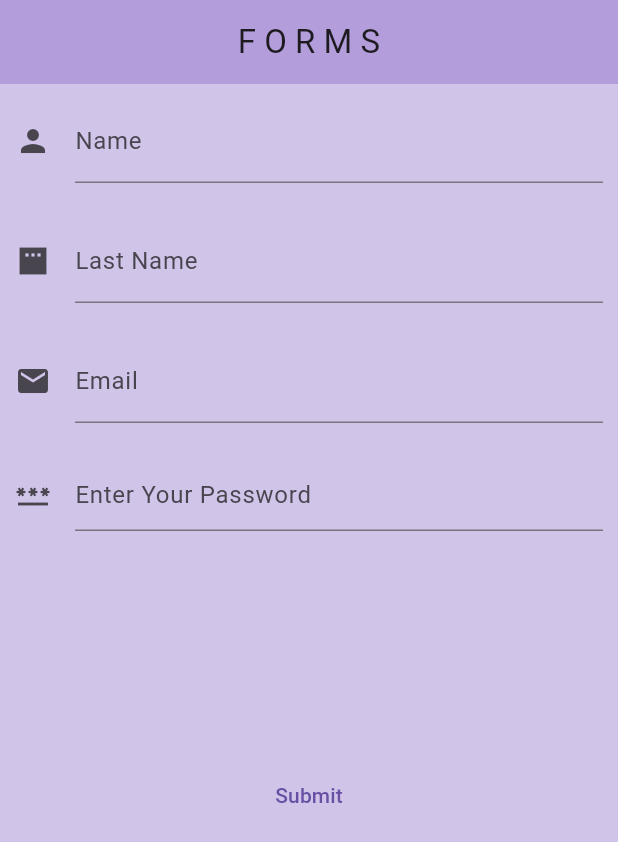
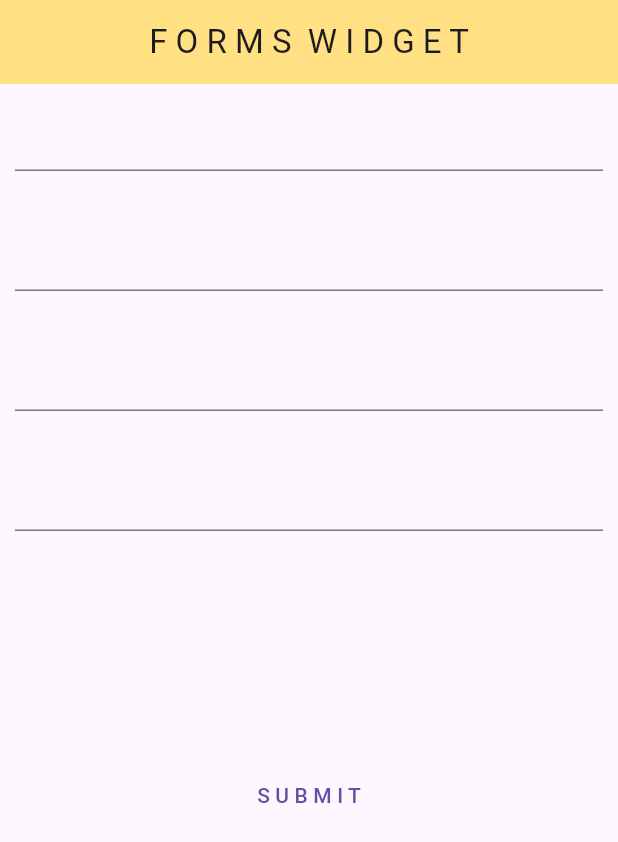
Before and after one commit to SheryarTahir/Important_Widgets, a Flutter app: the screen it shows after launch, on a phone screen of 412 x 824 dp. Shown: the top 842 px of the screen. Run offline on Flutter 3.47's test engine with Material 3 defaults, Android fonts, the phone set to English and light mode, and no system bars; our stand-ins replace animated_text_kit, cached_network_image, google_nav_bar.

Commit message:
FORM PRACT

```diff
--- a/lib/main.dart
+++ b/lib/main.dart
@@ -14,6 +14,7 @@ import 'package:Thirty_Widgets/widgets/dismissible.dart';
 import 'package:Thirty_Widgets/widgets/drawer.dart';
 import 'package:Thirty_Widgets/widgets/dropdown_list.dart';
 import 'package:Thirty_Widgets/widgets/dropdownlistprac.dart';
+import 'package:Thirty_Widgets/widgets/form_widget.dart';
 import 'package:Thirty_Widgets/widgets/forms.dart';
 import 'package:Thirty_Widgets/widgets/image.dart';
 import 'package:Thirty_Widgets/widgets/modern_nav_bar.dart';
@@ -34,7 +35,7 @@ class MyApp extends StatelessWidget {
         brightness: Brightness.light,
         primaryColor: Colors.deepPurple.shade50,
       ),
-      home: FormWidget(),
+      home: const Forms1Widget(),
     );
   }
 }
--- /dev/null
+++ b/lib/widgets/form_widget.dart
@@ -0,0 +1,118 @@
+import 'package:flutter/material.dart';
+
+class Forms1Widget extends StatefulWidget {
+  const Forms1Widget({super.key});
+
+  @override
+  State<Forms1Widget> createState() => _Forms1WidgetState();
+}
+
+class _Forms1WidgetState extends State<Forms1Widget> {
+  String firstname = '';
+  String lastname = '';
+  String email = '';
+  String password = '';
+  final _formKey = GlobalKey<FormState>();
+
+  //-----------FUNCTIONS----------------
+
+  trySubmit () {
+  final isValid = _formKey.currentState!.validate();
+    if(isValid) {
+      _formKey.currentState!.save();
+      submitForm();
+    } else{
+      print('Error');
+    }
+  }
+
+  submitForm () {
+    print(firstname);
+    print(lastname);
+    print(email);
+    print(password);
+  }
+  @override
+  Widget build(BuildContext context) {
+    return Scaffold(
+      appBar: AppBar(
+        backgroundColor: Colors.amber.shade200,
+        title: Center(child: Text('F O R M S  W I D G E T')),
+      ),
+      body: Container(
+        margin: EdgeInsets.all(10),
+        child: Form(
+            key: _formKey,
+            child: Wrap(
+              children: [
+                TextFormField(
+                  key: ValueKey('firstname'),
+                  validator: (value) {
+                    if (value.toString().isEmpty) {
+                      return 'First Name Should not be Empty';
+                    } else {
+                      null;
+                    }
+                  },
+                  onSaved: (value) {
+                    firstname = value.toString();
+                  },
+                ),
+                SizedBox(height: 80),
+                TextFormField(
+                  key: ValueKey('lastname'),
+                  validator: (value) {
+                    if (value.toString().isEmpty) {
+                      return 'Last Name Should not be Empty';
+                    } else {
+                      null;
+                    }
+                  },
+                  onSaved: (value) {
+                    lastname = value.toString();
+                  },
+                ),
+                SizedBox(height: 80),
+                TextFormField(
+                  key: ValueKey('email'),
+                  validator: (value) {
+                    if (value.toString().isEmpty) {
+                      return 'Email Should not be Empty';
+                    } else {
+                      null;
+                    }
+                  },
+                  onSaved: (value) {
+                    email = value.toString();
+                  },
+                ),
+                SizedBox(height: 80),
+                TextFormField(
+                  obscureText: true,
+                  key: ValueKey('password'),
+                  validator: (value) {
+                    if (value.toString().length<=5) {
+                      return 'Password Should be Six characters';
+                    } else {
+                      null;
+                    }
+                  },
+                  onSaved: (value) {
+                    password = value.toString();
+                  },
+                ),
+                SizedBox(
+                  height: 200,
+                ),
+                Center(
+                  child: TextButton(onPressed: (){
+                    trySubmit();
+                  },
+                      child: Text('S U B M I T'),),
+                ),
+              ],
+            )),
+      ),
+    );
+  }
+}
```
